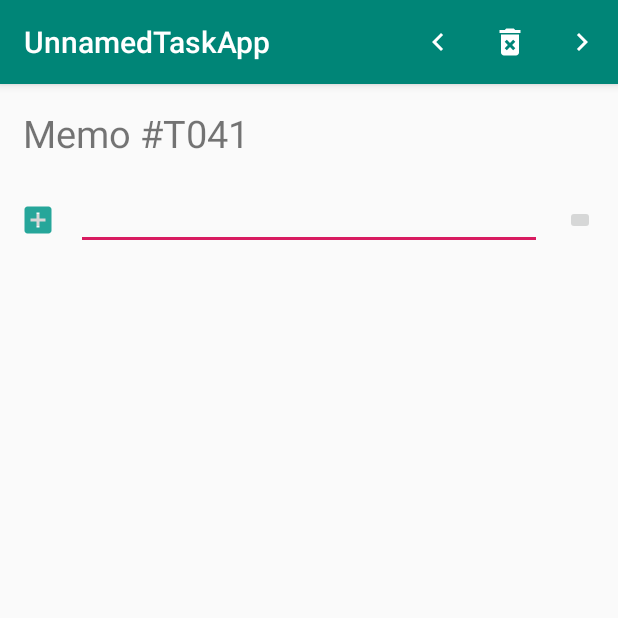
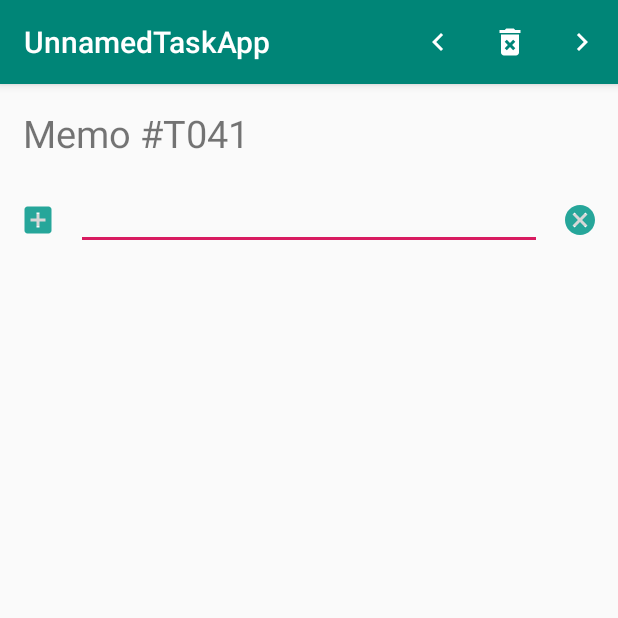
Before and after one commit to kbluue/TaskAppPractise, an Android app: the screen it shows after launch (SingleTaskActivity), after a tap on an icon or button, on a phone screen of 412 x 824 dp, the top half of it. Run offline under Robolectric (Android 15) with nearby library versions, the phone set to English and light mode, and no system bars; our stand-ins replace Picasso; 1 other tap on this screen came first.

Commit message:
Adapters: UI Upgrades

```diff
--- a/app/src/main/java/com/example/kbluue_/unnamedtaskapp/Adapters/SubTaskAdapter.java
+++ b/app/src/main/java/com/example/kbluue_/unnamedtaskapp/Adapters/SubTaskAdapter.java
@@ -62,7 +62,7 @@ public class SubTaskAdapter extends RecyclerView.Adapter<SubTaskAdapter.SubTaskV
             ViewBinder.getInstance(itemView)
                     .bind(R.id.sub_task_state, subTask.getId() != null
                             ? subTask.isDone() ? R.drawable.ic_done : R.drawable.ic_not_done : R.drawable.ic_add)
-                    .bind(R.id.sub_task_delete, subTask.getId() != null ? R.drawable.ic_delete : 0)
+                    .bind(R.id.sub_task_delete, subTask.getId() != null ? R.drawable.ic_delete_color : R.drawable.ic_clear)
                     .bind(R.id.sub_task, subTask.getName())
                     .addOnClickListener(R.id.sub_task_state, subTask.getId() == null
                             ? v -> {}
--- a/app/src/main/java/com/example/kbluue_/unnamedtaskapp/Adapters/TaskAdapter.java
+++ b/app/src/main/java/com/example/kbluue_/unnamedtaskapp/Adapters/TaskAdapter.java
@@ -46,10 +46,10 @@ public class TaskAdapter extends RecyclerView.Adapter<TaskAdapter.TaskVH>{
         public void bind(Task task){
             ViewBinder.getInstance(itemView)
                     .bind(R.id.task_name, task.getName())
-                    .bind(R.id.task_state, task.isDone() ? R.mipmap.btn_done : R.mipmap.btn_not_done)
+                    .bind(R.id.task_state, task.isDone() ? R.drawable.ic_done : R.drawable.ic_not_done)
                     .bind(R.id.sub_task_count, task.getActiveCount())
                     .bind(R.id.task_timestamp, task.getLastUpdated().print("hh:mm"))
-                    .bind(R.id.task_delete, R.mipmap.btn_delete)
+                    .bind(R.id.task_delete, R.drawable.ic_delete_color)
                     .addOnClickListener(R.id.task_state, v -> {
                         task.toggleDone();
                         notifyDataSetChanged();
--- /dev/null
+++ b/app/src/main/res/drawable-anydpi/ic_clear.xml
@@ -0,0 +1,10 @@
+<vector xmlns:android="http://schemas.android.com/apk/res/android"
+    android:width="24dp"
+    android:height="24dp"
+    android:viewportWidth="24"
+    android:viewportHeight="24"
+    android:tint="#26A69A">
+    <path
+        android:fillColor="#FF000000"
+        android:pathData="M12,2C6.47,2 2,6.47 2,12s4.47,10 10,10 10,-4.47 10,-10S17.53,2 12,2zM17,15.59L15.59,17 12,13.41 8.41,17 7,15.59 10.59,12 7,8.41 8.41,7 12,10.59 15.59,7 17,8.41 13.41,12 17,15.59z"/>
+</vector>
--- /dev/null
+++ b/app/src/main/res/drawable-anydpi/ic_delete_color.xml
@@ -0,0 +1,10 @@
+<vector xmlns:android="http://schemas.android.com/apk/res/android"
+    android:width="24dp"
+    android:height="24dp"
+    android:viewportWidth="24"
+    android:viewportHeight="24"
+    android:tint="#26A69A">
+    <path
+        android:fillColor="#FF000000"
+        android:pathData="M6,19c0,1.1 0.9,2 2,2h8c1.1,0 2,-0.9 2,-2L18,7L6,7v12zM8.46,11.88l1.41,-1.41L12,12.59l2.12,-2.12 1.41,1.41L13.41,14l2.12,2.12 -1.41,1.41L12,15.41l-2.12,2.12 -1.41,-1.41L10.59,14l-2.13,-2.12zM15.5,4l-1,-1h-5l-1,1L5,4v2h14L19,4z"/>
+</vector>
```
Also changed, not shown: app/src/main/res/drawable-hdpi/ic_clear.png (added), app/src/main/res/drawable-hdpi/ic_delete_color.png (added), app/src/main/res/drawable-mdpi/ic_clear.png (added), app/src/main/res/drawable-mdpi/ic_delete_color.png (added), app/src/main/res/drawable-xhdpi/ic_clear.png (added), app/src/main/res/drawable-xhdpi/ic_delete_color.png (added), app/src/main/res/drawable-xxhdpi/ic_clear.png (added), app/src/main/res/drawable-xxhdpi/ic_delete_color.png (added).
